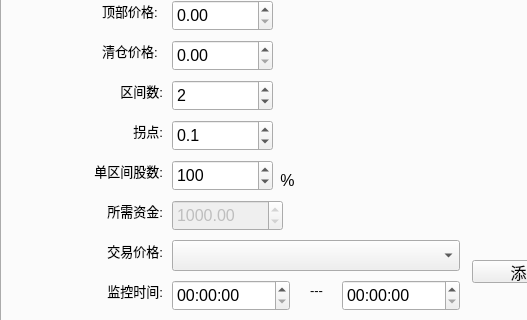
This is TradeWinner/trade_winner.ui in spartawwy/mytrd_proj as Qt 5 draws it before an edit; both pictures show x 0 to 527 and y 151 to 471 of the 917 by 620 pixel window. The edited form follows.
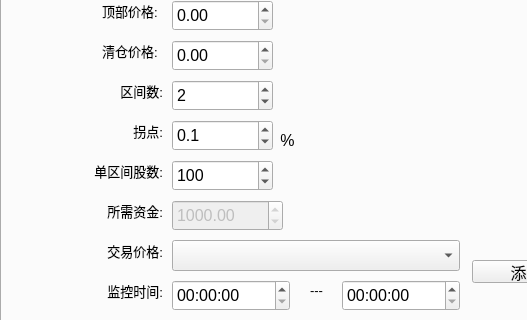
This is the edited form.

Diff of the .ui file:
```diff
--- a/TradeWinner/trade_winner.ui
+++ b/TradeWinner/trade_winner.ui
@@ -2203,7 +2203,7 @@
       <property name="geometry">
        <rect>
         <x>270</x>
-        <y>250</y>
+        <y>210</y>
         <width>31</width>
         <height>21</height>
        </rect>
```
